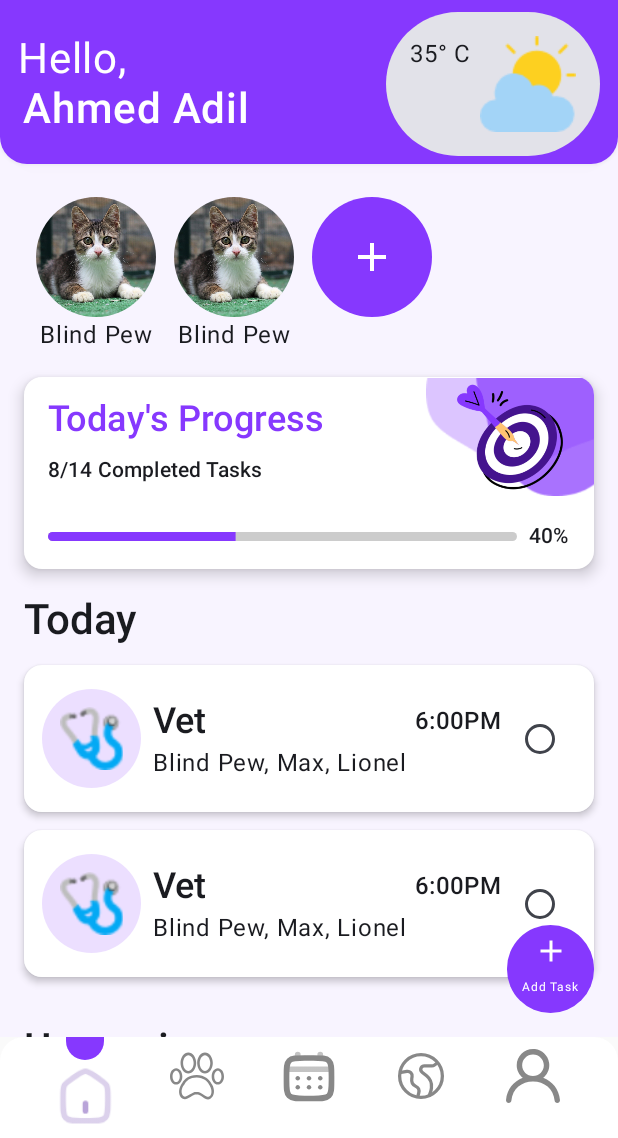
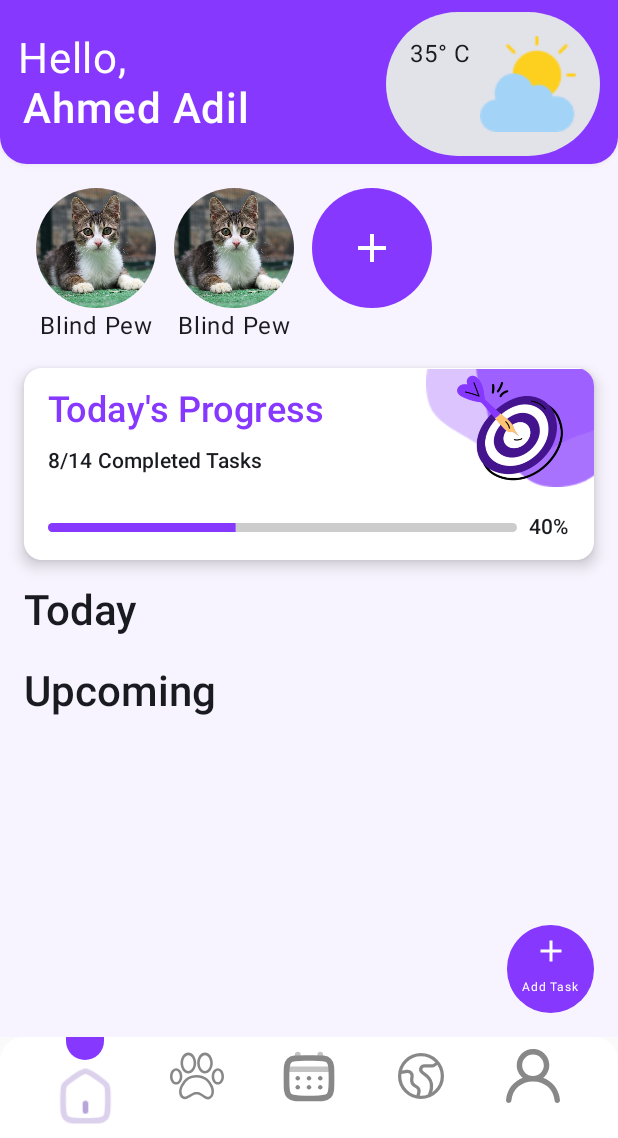
Before and after one commit to Ahmed3abogarin/PetPal, an Android app built with Jetpack Compose: the AppNavigator screen opened through its navigation route, on a phone screen of 412 x 824 dp, the part 98-1236 px from its top. Run offline under Robolectric (Android 15) with nearby library versions, the phone set to English and light mode, and no system bars; our stand-ins replace Dagger/Hilt's generated code, Firebase (no records; nobody signed in at launch, a user with empty details on screens opened directly); 1 statement that could not run was skipped.

Commit message:
update home screen ui

```diff
--- a/app/src/main/java/com/vtol/petpal/presentation/components/TasksList.kt
+++ b/app/src/main/java/com/vtol/petpal/presentation/components/TasksList.kt
@@ -134,14 +134,13 @@ fun TasksList2(modifier: Modifier = Modifier, state: HomeState) {
 
 
 @Composable
-fun TasksList(modifier: Modifier = Modifier, viewModel: HomeViewModel) {
+fun TasksList(modifier: Modifier = Modifier, items: List<Task> = emptyList()) {
 
-    val state = viewModel.state.value
     LazyColumn(
         contentPadding = PaddingValues(vertical = 12.dp, horizontal = 16.dp),
         verticalArrangement = Arrangement.spacedBy(12.dp)
     ) {
-        items(state.tasks) {
+        items(items) {
             TaskCard(it)
         }
 
@@ -186,15 +185,17 @@ fun TaskCard(task: Task) {
     }
 
     Card(
+        modifier = Modifier
+            .padding(horizontal = 16.dp),
         elevation = CardDefaults.elevatedCardElevation(3.dp),
-        shape = RoundedCornerShape(12.dp)
+        shape = RoundedCornerShape(12.dp),
+        colors = CardDefaults.cardColors(containerColor = Color.White)
     ) {
 
         Row(
             modifier = Modifier
                 .fillMaxWidth()
-                .background(Color.White)
-                .padding(vertical = 16.dp, horizontal = 12.dp),
+                .padding(vertical = 16.dp, horizontal = 16.dp),
             verticalAlignment = Alignment.CenterVertically,
             horizontalArrangement = Arrangement.SpaceBetween
 
--- a/app/src/main/java/com/vtol/petpal/presentation/home/HomeScreen.kt
+++ b/app/src/main/java/com/vtol/petpal/presentation/home/HomeScreen.kt
@@ -1,7 +1,6 @@
 package com.vtol.petpal.presentation.home
 
 import androidx.compose.foundation.BorderStroke
-import androidx.compose.foundation.Canvas
 import androidx.compose.foundation.Image
 import androidx.compose.foundation.background
 import androidx.compose.foundation.clickable
@@ -18,7 +17,9 @@ import androidx.compose.foundation.layout.padding
 import androidx.compose.foundation.layout.size
 import androidx.compose.foundation.layout.statusBarsPadding
 import androidx.compose.foundation.layout.width
+import androidx.compose.foundation.lazy.LazyColumn
 import androidx.compose.foundation.lazy.LazyRow
+import androidx.compose.foundation.lazy.items
 import androidx.compose.foundation.shape.CircleShape
 import androidx.compose.foundation.shape.RoundedCornerShape
 import androidx.compose.material.icons.Icons
@@ -36,7 +37,6 @@ import androidx.compose.runtime.Composable
 import androidx.compose.ui.Alignment
 import androidx.compose.ui.Modifier
 import androidx.compose.ui.draw.clip
-import androidx.compose.ui.geometry.Size
 import androidx.compose.ui.graphics.Color
 import androidx.compose.ui.res.painterResource
 import androidx.compose.ui.text.font.FontWeight
@@ -44,13 +44,13 @@ import androidx.compose.ui.tooling.preview.Preview
 import androidx.compose.ui.unit.dp
 import androidx.compose.ui.unit.sp
 import com.vtol.petpal.R
-import com.vtol.petpal.presentation.components.TasksListTest
+import com.vtol.petpal.presentation.components.TaskCard
 import com.vtol.petpal.presentation.home.components.ProgressCard
 import com.vtol.petpal.ui.theme.MainPurple
 import com.vtol.petpal.ui.theme.PetPalTheme
 
 @Composable
-fun HomeScreen(onAddTaskClicked: () -> Unit) {
+fun HomeScreen(onAddTaskClicked: () -> Unit, viewModel: HomeViewModel) {
 
 //    Image(
 //        painter = painterResource(R.drawable.header_img),
@@ -60,7 +60,8 @@ fun HomeScreen(onAddTaskClicked: () -> Unit) {
 //        ).size(200.dp)
 //    )
 
-    Scaffold(floatingActionButton = {
+    Scaffold(
+        floatingActionButton = {
             Column(
                 Modifier
                     .clip(CircleShape)
@@ -79,9 +80,9 @@ fun HomeScreen(onAddTaskClicked: () -> Unit) {
             }
 
         }) { paddingValues ->
-        Column(
+        LazyColumn(
             modifier = Modifier
-                .padding(paddingValues)
+                .padding(bottom = paddingValues.calculateBottomPadding())
                 .fillMaxSize()
                 .background(Color(0XFFF8F4FF))
 
@@ -90,89 +91,71 @@ fun HomeScreen(onAddTaskClicked: () -> Unit) {
         ) {
 
             // The header
+            item {
                 AppHomeHeader()
-
-            Spacer(modifier = Modifier.height(22.dp))
+            }
+//            AppHomeHeader()
 
 
+            item {
                 // Pets list
-            HomePetsList {}
-
                 Spacer(modifier = Modifier.height(16.dp))
 
-            Card(
-                modifier = Modifier
-                    .fillMaxWidth()
-                    .padding(horizontal = 16.dp),
-                elevation = CardDefaults.cardElevation(6.dp),
-                colors = CardDefaults.cardColors(containerColor = Color.White)
-            ) {
-                Box(modifier = Modifier.fillMaxWidth()) {
+                HomePetsList {}
+                Spacer(modifier = Modifier.height(16.dp))
 
-                    // bg shapes
-                    Image(
-                        modifier = Modifier
-                            .width(112.dp)
-                            .height(80.dp)
-                            .align(Alignment.TopEnd),
-                        painter = painterResource(R.drawable.bg_shapes),
-                        contentDescription = ""
-                    )
-
-                    // Progress image
-                    Image(
-                        modifier = Modifier
-                            .width(112.dp)
-                            .height(80.dp)
-                            .align(Alignment.TopEnd),
-                        painter = painterResource(R.drawable.progress_img),
-                        contentDescription = ""
-                    )
-
-                    Column(modifier = Modifier.padding(horizontal = 16.dp, vertical = 12.dp)) {
-                        Text(
-                            text = "Today's Progress",
-                            style = MaterialTheme.typography.headlineSmall.copy(fontWeight = FontWeight.Medium),
-                            color = MainPurple
-                        )
-                        Spacer(modifier = Modifier.height(8.dp))
-                        Text(
-                            text = "8/14 Completed Tasks",
-                            style = MaterialTheme.typography.labelLarge
-                        )
-                        Spacer(modifier = Modifier.height(24.dp))
-
-                        // Progress card
-                        ProgressCard()
-                    }
-                }
             }
 
+
+
+
+
+
+            item {
+                ProgressCard()
                 Spacer(modifier = Modifier.height(16.dp))
+            }
 
+
+            item {
                 Text(
                     modifier = Modifier.padding(horizontal = 16.dp),
                     text = "Today",
                     style = MaterialTheme.typography.headlineMedium.copy(fontWeight = FontWeight.SemiBold)
                 )
 
-            // TODO:
-//            TasksList(viewModel = viewModel)
-            TasksListTest()
+            }
 
+
+            // Today's tasks
+            items(viewModel.state.value.todayTasks) {
+                TaskCard(it)
+
+            }
+
+
+            item {
                 Spacer(modifier = Modifier.height(18.dp))
                 Text(
                     modifier = Modifier.padding(horizontal = 16.dp),
                     text = "Upcoming",
                     style = MaterialTheme.typography.headlineMedium.copy(fontWeight = FontWeight.SemiBold)
                 )
-            TasksListTest()
+            }
 
+
+            // Upcoming tasks
+            items(viewModel.state.value.upcomingTasks) {
+                TaskCard(it)
+            }
+
+            item {
                 Spacer(
                     modifier = Modifier
                         .statusBarsPadding()
                         .height(4.dp)
                 )
+            }
         }
     }
 
@@ -306,7 +289,6 @@ fun HomePetsList(modifier: Modifier = Modifier, onAddPetClicked: () -> Unit) {
 @Composable
 fun HomePreView() {
     PetPalTheme {
-        HomeScreen(onAddTaskClicked = {})
 
     }
 }
--- a/app/src/main/java/com/vtol/petpal/presentation/home/HomeViewModel.kt
+++ b/app/src/main/java/com/vtol/petpal/presentation/home/HomeViewModel.kt
@@ -9,6 +9,9 @@ import dagger.hilt.android.lifecycle.HiltViewModel
 import kotlinx.coroutines.flow.launchIn
 import kotlinx.coroutines.flow.onEach
 import kotlinx.coroutines.launch
+import java.time.Instant
+import java.time.LocalDate
+import java.time.ZoneId
 import javax.inject.Inject
 
 
@@ -21,7 +24,7 @@ class HomeViewModel @Inject constructor(
     val state = _state
 
     init {
-        getAllTasks()
+        getTasks()
     }
 
     fun insertTask(task: Task) {
@@ -30,18 +33,29 @@ class HomeViewModel @Inject constructor(
         }
     }
 
-    fun getAllTasks() {
 
+    fun getTasks() {
         appUseCases.getTasks().onEach { tasks ->
-            _state.value = _state.value.copy(tasks = tasks)
+            _state.value = _state.value.copy(todayTasks = todayTasks(tasks))
+            _state.value = _state.value.copy(upcomingTasks = upcomingTasks(tasks))
         }.launchIn(viewModelScope)
+    }
 
 
+    fun todayTasks(tasks: List<Task>) = tasks.filter {
+        val taskDate = Instant.ofEpochMilli(it.dateTime).atZone(ZoneId.systemDefault()).toLocalDate()
+        taskDate == LocalDate.now()
+    }
+
+    fun upcomingTasks(tasks: List<Task>) = tasks.filter {
+        val taskDate = Instant.ofEpochMilli(it.dateTime).atZone(ZoneId.systemDefault()).toLocalDate()
+        taskDate.isAfter(LocalDate.now())
     }
 
 }
 
 data class HomeState(
-    val tasks: List<Task> = emptyList(),
+    val todayTasks: List<Task> = emptyList(),
+    val upcomingTasks: List<Task> = emptyList(),
     val isLoading: Boolean = false,
 )
--- a/app/src/main/java/com/vtol/petpal/presentation/home/components/ProgressCard.kt
+++ /dev/null
@@ -1,56 +0,0 @@
-package com.vtol.petpal.presentation.home.components
-
-import androidx.compose.foundation.Canvas
-import androidx.compose.foundation.layout.Row
-import androidx.compose.foundation.layout.fillMaxWidth
-import androidx.compose.foundation.layout.height
-import androidx.compose.foundation.layout.padding
-import androidx.compose.foundation.shape.RoundedCornerShape
-import androidx.compose.material3.MaterialTheme
-import androidx.compose.material3.Text
-import androidx.compose.runtime.Composable
-import androidx.compose.ui.Alignment
-import androidx.compose.ui.Modifier
-import androidx.compose.ui.draw.clip
-import androidx.compose.ui.geometry.Size
-import androidx.compose.ui.graphics.Color
-import androidx.compose.ui.unit.dp
-import com.vtol.petpal.ui.theme.MainPurple
-
-@Composable
-fun ProgressCard(modifier: Modifier = Modifier) {
-    Row (
-        verticalAlignment = Alignment.CenterVertically
-    ){
-        Row (modifier = modifier.clip(RoundedCornerShape(12.dp)).weight(1f)){
-            Canvas(
-                modifier = Modifier
-                    .fillMaxWidth()
-                    .height(6.dp)
-            ) {
-
-                drawRect(
-                    color = Color.LightGray ,
-                    size = size
-                )
-
-                drawRect(
-                    color = MainPurple,
-                    size = Size(
-                        width = size.width * 0.4f.coerceIn(0f, 1f),
-                        height = size.height
-                    )
-                )
-
-            }
-        }
-
-        Text(
-            modifier = Modifier.padding(start = 8.dp),
-            text = "40%",
-            style = MaterialTheme.typography.labelLarge
-        )
-
-
-    }
-}
--- /dev/null
+++ b/app/src/main/java/com/vtol/petpal/presentation/home/components/ProgressLinearBar.kt
@@ -0,0 +1,123 @@
+package com.vtol.petpal.presentation.home.components
+
+import androidx.compose.foundation.Canvas
+import androidx.compose.foundation.Image
+import androidx.compose.foundation.layout.Box
+import androidx.compose.foundation.layout.Column
+import androidx.compose.foundation.layout.Row
+import androidx.compose.foundation.layout.Spacer
+import androidx.compose.foundation.layout.fillMaxWidth
+import androidx.compose.foundation.layout.height
+import androidx.compose.foundation.layout.padding
+import androidx.compose.foundation.layout.width
+import androidx.compose.foundation.shape.RoundedCornerShape
+import androidx.compose.material3.Card
+import androidx.compose.material3.CardDefaults
+import androidx.compose.material3.MaterialTheme
+import androidx.compose.material3.Text
+import androidx.compose.runtime.Composable
+import androidx.compose.ui.Alignment
+import androidx.compose.ui.Modifier
+import androidx.compose.ui.draw.clip
+import androidx.compose.ui.geometry.Size
+import androidx.compose.ui.graphics.Color
+import androidx.compose.ui.res.painterResource
+import androidx.compose.ui.text.font.FontWeight
+import androidx.compose.ui.unit.dp
+import com.vtol.petpal.R
+import com.vtol.petpal.ui.theme.MainPurple
+
+
+@Composable
+fun ProgressCard(modifier: Modifier = Modifier) {
+    Card(
+        modifier = Modifier
+            .fillMaxWidth()
+            .padding(horizontal = 16.dp),
+        elevation = CardDefaults.cardElevation(6.dp),
+        colors = CardDefaults.cardColors(containerColor = Color.White)
+    ) {
+        Box(modifier = Modifier.fillMaxWidth()) {
+
+            // bg shapes
+            Image(
+                modifier = Modifier
+                    .width(112.dp)
+                    .height(80.dp)
+                    .align(Alignment.TopEnd),
+                painter = painterResource(R.drawable.bg_shapes),
+                contentDescription = ""
+            )
+
+            // Progress image
+            Image(
+                modifier = Modifier
+                    .width(112.dp)
+                    .height(80.dp)
+                    .align(Alignment.TopEnd),
+                painter = painterResource(R.drawable.progress_img),
+                contentDescription = ""
+            )
+
+            Column(modifier = Modifier.padding(horizontal = 16.dp, vertical = 12.dp)) {
+                Text(
+                    text = "Today's Progress",
+                    style = MaterialTheme.typography.headlineSmall.copy(fontWeight = FontWeight.Medium),
+                    color = MainPurple
+                )
+                Spacer(modifier = Modifier.height(8.dp))
+                Text(
+                    text = "8/14 Completed Tasks",
+                    style = MaterialTheme.typography.labelLarge
+                )
+                Spacer(modifier = Modifier.height(24.dp))
+
+                // Progress card
+                ProgressLinearBar()
+            }
+        }
+    }
+}
+
+
+@Composable
+fun ProgressLinearBar(modifier: Modifier = Modifier) {
+    Row(
+        verticalAlignment = Alignment.CenterVertically
+    ) {
+        Row(
+            modifier = modifier
+                .clip(RoundedCornerShape(12.dp))
+                .weight(1f)
+        ) {
+            Canvas(
+                modifier = Modifier
+                    .fillMaxWidth()
+                    .height(6.dp)
+            ) {
+
+                drawRect(
+                    color = Color.LightGray,
+                    size = size
+                )
+
+                drawRect(
+                    color = MainPurple,
+                    size = Size(
+                        width = size.width * 0.4f.coerceIn(0f, 1f),
+                        height = size.height
+                    )
+                )
+
+            }
+        }
+
+        Text(
+            modifier = Modifier.padding(start = 8.dp),
+            text = "40%",
+            style = MaterialTheme.typography.labelLarge
+        )
+
+
+    }
+}
--- a/app/src/main/java/com/vtol/petpal/presentation/navgraph/NavGraph.kt
+++ b/app/src/main/java/com/vtol/petpal/presentation/navgraph/NavGraph.kt
@@ -149,7 +149,7 @@ fun AppNavigator() {
             composable(Routes.HomeScreen.route) {
                 HomeScreen(onAddTaskClicked = {
                     navController.navigate(Routes.AddTaskScreen.route)
-                })
+                }, viewModel = homeViewModel)
             }
             composable(Routes.PetsScreen.route) {
 
```
Lines whose indentation alone changed are shown as unchanged.
